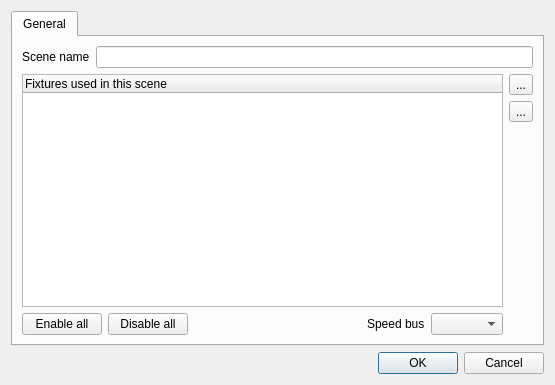
Qt form trunk/ui/src/sceneeditor.ui (Bondzio/qlc) before a commit.
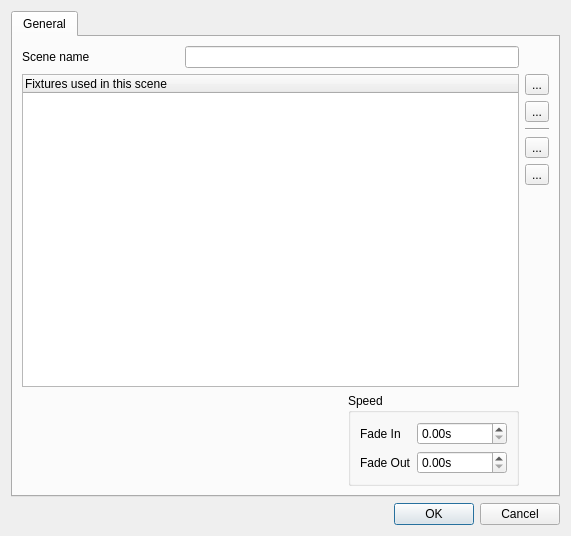
The same form after that commit. Icons and pictures are not drawn.

Commit message: Changed Chaser to use fixed times. Cue list can't fade now, though.

```diff
--- a/trunk/ui/src/sceneeditor.ui
+++ b/trunk/ui/src/sceneeditor.ui
@@ -1,12 +1,12 @@
 <ui version="4.0" >
  <class>SceneEditor</class>
- <widget class="QDialog" name="SceneEditor" >
-  <property name="geometry" >
+ <widget class="QDialog" name="SceneEditor">
+  <property name="geometry">
    <rect>
     <x>0</x>
     <y>0</y>
-    <width>555</width>
-    <height>385</height>
+    <width>571</width>
+    <height>536</height>
    </rect>
   </property>
   <property name="windowTitle" >
@@ -30,16 +30,22 @@
          </property>
         </widget>
        </item>
-       <item row="0" column="1" colspan="6" >
-        <widget class="QLineEdit" name="m_nameEdit" >
-         <property name="toolTip" >
+       <item row="0" column="1" colspan="2">
+        <widget class="QLineEdit" name="m_nameEdit">
+         <property name="toolTip">
           <string>Name of this scene</string>
          </property>
         </widget>
        </item>
-       <item rowspan="3" row="1" column="0" colspan="6" >
-        <widget class="QTreeWidget" name="m_tree" >
-         <property name="alternatingRowColors" >
+       <item row="1" column="0" rowspan="6" colspan="3">
+        <widget class="QTreeWidget" name="m_tree">
+         <property name="sizePolicy">
+          <sizepolicy hsizetype="Expanding" vsizetype="Expanding">
+           <horstretch>0</horstretch>
+           <verstretch>1</verstretch>
+          </sizepolicy>
+         </property>
+         <property name="alternatingRowColors">
           <bool>true</bool>
          </property>
          <property name="selectionMode" >
@@ -64,9 +70,9 @@
          </column>
         </widget>
        </item>
-       <item row="1" column="6" >
-        <widget class="QToolButton" name="m_addFixtureButton" >
-         <property name="toolTip" >
+       <item row="1" column="3">
+        <widget class="QToolButton" name="m_addFixtureButton">
+         <property name="toolTip">
           <string>Add a new fixture to this scene</string>
          </property>
          <property name="text" >
@@ -84,9 +90,9 @@
          </property>
         </widget>
        </item>
-       <item row="2" column="6" >
-        <widget class="QToolButton" name="m_removeFixtureButton" >
-         <property name="toolTip" >
+       <item row="2" column="3">
+        <widget class="QToolButton" name="m_removeFixtureButton">
+         <property name="toolTip">
           <string>Remove the selected fixture(s) from this scene</string>
          </property>
          <property name="text" >
@@ -104,9 +110,56 @@
          </property>
         </widget>
        </item>
-       <item rowspan="2" row="3" column="6" >
-        <spacer name="verticalSpacer" >
-         <property name="orientation" >
+       <item row="3" column="3">
+        <widget class="Line" name="line">
+         <property name="orientation">
+          <enum>Qt::Horizontal</enum>
+         </property>
+        </widget>
+       </item>
+       <item row="4" column="3">
+        <widget class="QToolButton" name="m_enableChannelsButton">
+         <property name="toolTip">
+          <string>Enable all fixtures' channels</string>
+         </property>
+         <property name="text">
+          <string>...</string>
+         </property>
+         <property name="icon">
+          <iconset resource="qlcui.qrc">
+           <normaloff>:/check.png</normaloff>:/check.png</iconset>
+         </property>
+         <property name="iconSize">
+          <size>
+           <width>26</width>
+           <height>26</height>
+          </size>
+         </property>
+        </widget>
+       </item>
+       <item row="5" column="3">
+        <widget class="QToolButton" name="m_disableChannelsButton">
+         <property name="toolTip">
+          <string>Disable all fixtures' channels</string>
+         </property>
+         <property name="text">
+          <string>...</string>
+         </property>
+         <property name="icon">
+          <iconset resource="qlcui.qrc">
+           <normaloff>:/uncheck.png</normaloff>:/uncheck.png</iconset>
+         </property>
+         <property name="iconSize">
+          <size>
+           <width>26</width>
+           <height>26</height>
+          </size>
+         </property>
+        </widget>
+       </item>
+       <item row="6" column="3">
+        <spacer name="verticalSpacer">
+         <property name="orientation">
           <enum>Qt::Vertical</enum>
          </property>
          <property name="sizeHint" stdset="0" >
@@ -117,29 +170,9 @@
          </property>
         </spacer>
        </item>
-       <item row="4" column="0" colspan="2" >
-        <widget class="QPushButton" name="m_enableChannelsButton" >
-         <property name="toolTip" >
-          <string>Enable all fixtures' channels</string>
-         </property>
-         <property name="text" >
-          <string>Enable all</string>
-         </property>
-        </widget>
-       </item>
-       <item row="4" column="2" >
-        <widget class="QPushButton" name="m_disableChannelsButton" >
-         <property name="toolTip" >
-          <string>Disable all fixtures' channels</string>
-         </property>
-         <property name="text" >
-          <string>Disable all</string>
-         </property>
-        </widget>
-       </item>
-       <item row="4" column="3" >
-        <spacer name="horizontalSpacer" >
-         <property name="orientation" >
+       <item row="7" column="0" colspan="2">
+        <spacer name="horizontalSpacer">
+         <property name="orientation">
           <enum>Qt::Horizontal</enum>
          </property>
          <property name="sizeHint" stdset="0" >
@@ -150,16 +183,55 @@
          </property>
         </spacer>
        </item>
-       <item row="4" column="4" >
-        <widget class="QLabel" name="m_busLabel" >
-         <property name="text" >
-          <string>Speed bus</string>
+       <item row="7" column="2">
+        <widget class="QGroupBox" name="m_busGroup">
+         <property name="title">
+          <string>Speed</string>
          </property>
+         <layout class="QGridLayout" name="gridLayout_2">
+          <item row="0" column="0">
+           <widget class="QLabel" name="label">
+            <property name="text">
+             <string>Fade In</string>
+            </property>
+           </widget>
+          </item>
+          <item row="0" column="1">
+           <widget class="QDoubleSpinBox" name="m_fadeInSpin">
+            <property name="suffix">
+             <string>s</string>
+            </property>
+            <property name="maximum">
+             <double>999999.989999999990687</double>
+            </property>
+            <property name="singleStep">
+             <double>0.100000000000000</double>
+            </property>
+           </widget>
+          </item>
+          <item row="1" column="0">
+           <widget class="QLabel" name="label_2">
+            <property name="text">
+             <string>Fade Out</string>
+            </property>
+           </widget>
+          </item>
+          <item row="1" column="1">
+           <widget class="QDoubleSpinBox" name="m_fadeOutSpin">
+            <property name="suffix">
+             <string>s</string>
+            </property>
+            <property name="maximum">
+             <double>999999.989999999990687</double>
+            </property>
+            <property name="singleStep">
+             <double>0.100000000000000</double>
+            </property>
+           </widget>
+          </item>
+         </layout>
         </widget>
        </item>
-       <item row="4" column="5" >
-        <widget class="QComboBox" name="m_busCombo" />
-       </item>
       </layout>
      </widget>
     </widget>
```
Left out of the diff: 101 changed lines with no effect on the pictures. The commit also changes 25 other files.
